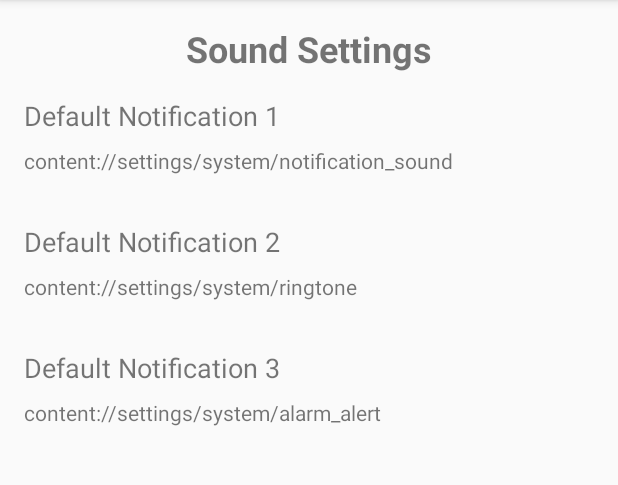
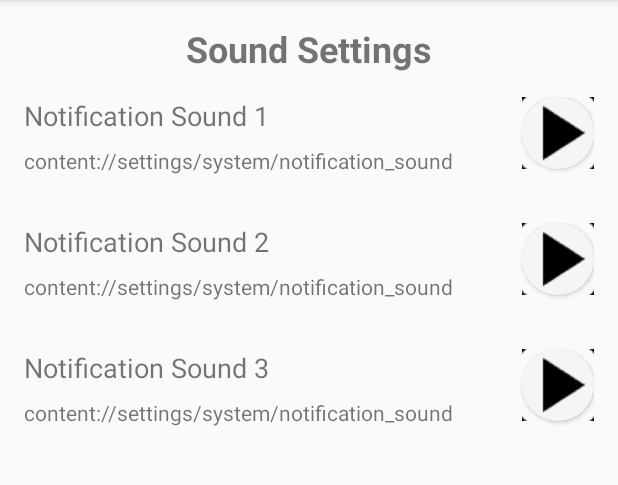
Before and after one commit to Ashuvwxyz/QuickTimer_20CYS404, an Android app: the screen it shows after launch (SoundSettingActivity), after a tap on an icon or button, on a phone screen of 412 x 824 dp, the part 84-569 px from its top. Run offline under Robolectric (Android 15) with nearby library versions, the phone set to English and light mode, and no system bars.

Commit message:
Commit 6 - edited notification stuff

```diff
--- a/app/src/main/java/com/example/quicktimer/SoundDatabaseHelper.java
+++ b/app/src/main/java/com/example/quicktimer/SoundDatabaseHelper.java
@@ -5,12 +5,15 @@ import android.content.Context;
 import android.database.Cursor;
 import android.database.sqlite.SQLiteDatabase;
 import android.database.sqlite.SQLiteOpenHelper;
+import android.media.RingtoneManager;
+import android.net.Uri;
 
 public class SoundDatabaseHelper extends SQLiteOpenHelper {
-    private static final String DATABASE_NAME = "sounds.db";
+    private static final String DATABASE_NAME = "sounds1.db";
     private static final int DATABASE_VERSION = 1;
-    public static final String TABLE_NAME = "sounds";
-    public static final String COLUMN_ID = "id";
+
+    public static final String TABLE_SOUNDS = "sounds";
+    public static final String COLUMN_ID = "_id";
     public static final String COLUMN_SOUND_NAME = "sound_name";
     public static final String COLUMN_SOUND_URI = "sound_uri";
 
@@ -20,42 +23,36 @@ public class SoundDatabaseHelper extends SQLiteOpenHelper {
 
     @Override
     public void onCreate(SQLiteDatabase db) {
-        String CREATE_TABLE = "CREATE TABLE " + TABLE_NAME + " (" +
+        String createTable = "CREATE TABLE " + TABLE_SOUNDS + " (" +
                 COLUMN_ID + " INTEGER PRIMARY KEY AUTOINCREMENT, " +
                 COLUMN_SOUND_NAME + " TEXT, " +
                 COLUMN_SOUND_URI + " TEXT)";
-        db.execSQL(CREATE_TABLE);
+        db.execSQL(createTable);
 
-        // Insert default sounds
-        insertDefaultSounds(db);
+        addInbuiltSounds(db);
     }
 
     @Override
     public void onUpgrade(SQLiteDatabase db, int oldVersion, int newVersion) {
-        db.execSQL("DROP TABLE IF EXISTS " + TABLE_NAME);
+        db.execSQL("DROP TABLE IF EXISTS " + TABLE_SOUNDS);
         onCreate(db);
     }
 
-//    private void insertDefaultSounds(SQLiteDatabase db) {
-//        insertSound(db, "Notification 1", "android.resource://com.example.quicktimer/" + R.raw.notification1);
-//        insertSound(db, "Notification 2", "android.resource://com.example.quicktimer/" + R.raw.notification2);
-//        insertSound(db, "Notification 3", "android.resource://com.example.quicktimer/" + R.raw.notification3);
-//    }
-    private void insertDefaultSounds(SQLiteDatabase db) {
-        insertSound(db, "Default Notification 1", "content://settings/system/notification_sound");
-        insertSound(db, "Default Notification 2", "content://settings/system/ringtone");
-        insertSound(db, "Default Notification 3", "content://settings/system/alarm_alert");
+    private void addInbuiltSounds(SQLiteDatabase db) {
+        addSound(db, "Notification Sound 1", RingtoneManager.getDefaultUri(RingtoneManager.TYPE_NOTIFICATION).toString());
+        addSound(db, "Notification Sound 2", RingtoneManager.getDefaultUri(RingtoneManager.TYPE_NOTIFICATION).toString());
+        addSound(db, "Notification Sound 3", RingtoneManager.getDefaultUri(RingtoneManager.TYPE_NOTIFICATION).toString());
     }
 
-    private void insertSound(SQLiteDatabase db, String name, String uri) {
+    private void addSound(SQLiteDatabase db, String name, String uri) {
         ContentValues values = new ContentValues();
         values.put(COLUMN_SOUND_NAME, name);
         values.put(COLUMN_SOUND_URI, uri);
-        db.insert(TABLE_NAME, null, values);
+        db.insert(TABLE_SOUNDS, null, values);
     }
 
     public Cursor getAllSoundValues() {
         SQLiteDatabase db = this.getReadableDatabase();
-        return db.query(TABLE_NAME, null, null, null, null, null, COLUMN_ID + " ASC");
+        return db.query(TABLE_SOUNDS, null, null, null, null, null, null);
     }
 }
--- a/app/src/main/java/com/example/quicktimer/SoundSettingActivity.java
+++ b/app/src/main/java/com/example/quicktimer/SoundSettingActivity.java
@@ -10,7 +10,7 @@ import java.util.List;
 
 public class SoundSettingActivity extends AppCompatActivity {
     private RecyclerView recyclerView;
-    private SoundSettingAdapter adapter;
+    private SoundSettingsAdapter adapter;
     private SoundDatabaseHelper dbHelper;
 
     @Override
@@ -23,7 +23,7 @@ public class SoundSettingActivity extends AppCompatActivity {
 
         dbHelper = new SoundDatabaseHelper(this);
         List<SoundSettingItem> soundSettings = getSoundSettings();
-        adapter = new SoundSettingAdapter(soundSettings);
+        adapter = new SoundSettingsAdapter(soundSettings, this);
         recyclerView.setAdapter(adapter);
     }
 
@@ -32,12 +32,18 @@ public class SoundSettingActivity extends AppCompatActivity {
         Cursor cursor = dbHelper.getAllSoundValues();
 
         if (cursor != null && cursor.moveToFirst()) {
-            do {
-                int id = cursor.getInt(cursor.getColumnIndex(SoundDatabaseHelper.COLUMN_ID));
-                String soundName = cursor.getString(cursor.getColumnIndex(SoundDatabaseHelper.COLUMN_SOUND_NAME));
-                String soundUri = cursor.getString(cursor.getColumnIndex(SoundDatabaseHelper.COLUMN_SOUND_URI));
-                soundList.add(new SoundSettingItem(id, soundName, soundUri));
-            } while (cursor.moveToNext());
+            int idIndex = cursor.getColumnIndex(SoundDatabaseHelper.COLUMN_ID);
+            int nameIndex = cursor.getColumnIndex(SoundDatabaseHelper.COLUMN_SOUND_NAME);
+            int uriIndex = cursor.getColumnIndex(SoundDatabaseHelper.COLUMN_SOUND_URI);
+
+            if (idIndex >= 0 && nameIndex >= 0 && uriIndex >= 0) {
+                do {
+                    int id = cursor.getInt(idIndex);
+                    String soundName = cursor.getString(nameIndex);
+                    String soundUri = cursor.getString(uriIndex);
+                    soundList.add(new SoundSettingItem(id, soundName, soundUri));
+                } while (cursor.moveToNext());
+            }
             cursor.close();
         }
 
--- a/app/src/main/java/com/example/quicktimer/SoundSettingAdapter.java
+++ /dev/null
@@ -1,47 +0,0 @@
-package com.example.quicktimer;
-
-import android.view.LayoutInflater;
-import android.view.View;
-import android.view.ViewGroup;
-import android.widget.TextView;
-import androidx.annotation.NonNull;
-import androidx.recyclerview.widget.RecyclerView;
-import java.util.List;
-
-public class SoundSettingAdapter extends RecyclerView.Adapter<SoundSettingAdapter.ViewHolder> {
-    private List<SoundSettingItem> soundSettings;
-
-    public SoundSettingAdapter(List<SoundSettingItem> soundSettings) {
-        this.soundSettings = soundSettings;
-    }
-
-    @NonNull
-    @Override
-    public ViewHolder onCreateViewHolder(@NonNull ViewGroup parent, int viewType) {
-        View view = LayoutInflater.from(parent.getContext()).inflate(R.layout.item_sound_setting, parent, false);
-        return new ViewHolder(view);
-    }
-
-    @Override
-    public void onBindViewHolder(@NonNull ViewHolder holder, int position) {
-        SoundSettingItem item = soundSettings.get(position);
-        holder.soundNameTextView.setText(item.getSoundName());
-        holder.soundUriTextView.setText(item.getSoundUri());
-    }
-
-    @Override
-    public int getItemCount() {
-        return soundSettings.size();
-    }
-
-    public static class ViewHolder extends RecyclerView.ViewHolder {
-        public TextView soundNameTextView;
-        public TextView soundUriTextView;
-
-        public ViewHolder(View itemView) {
-            super(itemView);
-            soundNameTextView = itemView.findViewById(R.id.sound_name_text_view);
-            soundUriTextView = itemView.findViewById(R.id.sound_uri_text_view);
-        }
-    }
-}
--- /dev/null
+++ b/app/src/main/java/com/example/quicktimer/SoundSettingsAdapter.java
@@ -0,0 +1,64 @@
+package com.example.quicktimer;
+
+import android.content.Context;
+import android.media.MediaPlayer;
+import android.net.Uri;
+import android.view.LayoutInflater;
+import android.view.View;
+import android.view.ViewGroup;
+import android.widget.Button;
+import android.widget.TextView;
+import androidx.annotation.NonNull;
+import androidx.recyclerview.widget.RecyclerView;
+import java.util.List;
+
+public class SoundSettingsAdapter extends RecyclerView.Adapter<SoundSettingsAdapter.ViewHolder> {
+    private List<SoundSettingItem> soundSettingItems;
+    private Context context;
+
+    public SoundSettingsAdapter(List<SoundSettingItem> soundSettingItems, Context context) {
+        this.soundSettingItems = soundSettingItems;
+        this.context = context;
+    }
+
+    @NonNull
+    @Override
+    public ViewHolder onCreateViewHolder(@NonNull ViewGroup parent, int viewType) {
+        View view = LayoutInflater.from(parent.getContext()).inflate(R.layout.item_sound_setting, parent, false);
+        return new ViewHolder(view);
+    }
+
+    @Override
+    public void onBindViewHolder(@NonNull ViewHolder holder, int position) {
+        SoundSettingItem item = soundSettingItems.get(position);
+        holder.soundNameTextView.setText(item.getSoundName());
+        holder.soundUriTextView.setText(item.getSoundUri());
+
+        holder.previewButton.setOnClickListener(v -> {
+            Uri soundUri = Uri.parse(item.getSoundUri());
+            MediaPlayer mediaPlayer = MediaPlayer.create(context, soundUri);
+            if (mediaPlayer != null) {
+                mediaPlayer.setOnCompletionListener(MediaPlayer::release);
+                mediaPlayer.start();
+            }
+        });
+    }
+
+    @Override
+    public int getItemCount() {
+        return soundSettingItems.size();
+    }
+
+    public static class ViewHolder extends RecyclerView.ViewHolder {
+        TextView soundNameTextView;
+        TextView soundUriTextView;
+        Button previewButton;
+
+        public ViewHolder(@NonNull View itemView) {
+            super(itemView);
+            soundNameTextView = itemView.findViewById(R.id.sound_name_text_view);
+            soundUriTextView = itemView.findViewById(R.id.sound_uri_text_view);
+            previewButton = itemView.findViewById(R.id.preview_button);
+        }
+    }
+}
--- /dev/null
+++ b/app/src/main/res/drawable/circular_button.xml
@@ -0,0 +1,8 @@
+<layer-list xmlns:android="http://schemas.android.com/apk/res/android">
+    <item>
+        <shape android:shape="oval">
+            <solid android:color="?attr/colorPrimary" />
+        </shape>
+    </item>
+    <item android:drawable="@drawable/ic_preview" android:gravity="center" />
+</layer-list>
--- a/app/src/main/res/layout/item_sound_setting.xml
+++ b/app/src/main/res/layout/item_sound_setting.xml
@@ -25,4 +25,13 @@
         app:layout_constraintEnd_toEndOf="parent"
         android:layout_marginTop="8dp" />
 
+    <Button
+        android:id="@+id/preview_button"
+        android:layout_width="48dp"
+        android:layout_height="48dp"
+        android:background="@drawable/circular_button"
+        android:clickable="true"
+        android:contentDescription="@string/preview_sound"
+        app:layout_constraintTop_toTopOf="parent"
+        app:layout_constraintEnd_toEndOf="parent" />
 </androidx.constraintlayout.widget.ConstraintLayout>
--- a/app/src/main/res/values/strings.xml
+++ b/app/src/main/res/values/strings.xml
@@ -1,4 +1,5 @@
 <resources>
     <string name="app_name">QuickTimer</string>
     <string name="timer_text">QuickTimer</string>
+    <string name="preview_sound">preview the audio</string>
 </resources>
```
Also changed, not shown: app/src/main/res/drawable/ic_preview.png (added).
